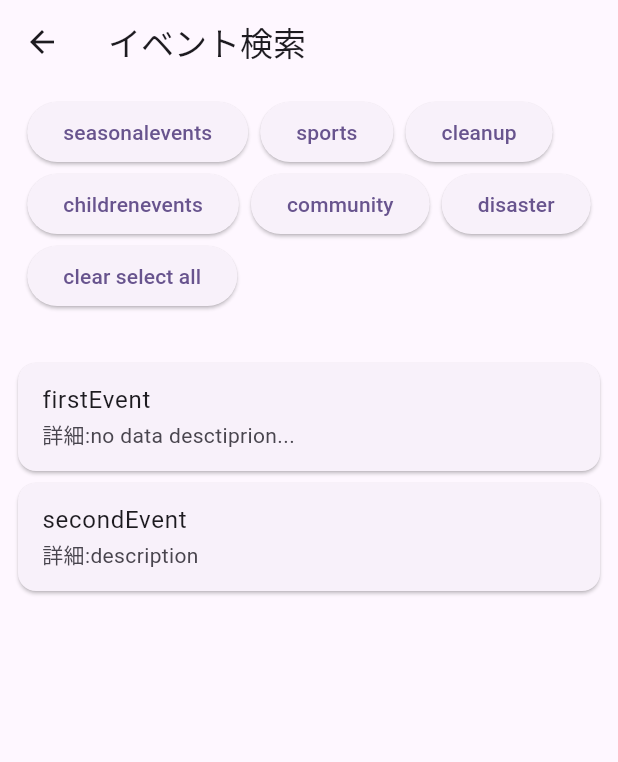
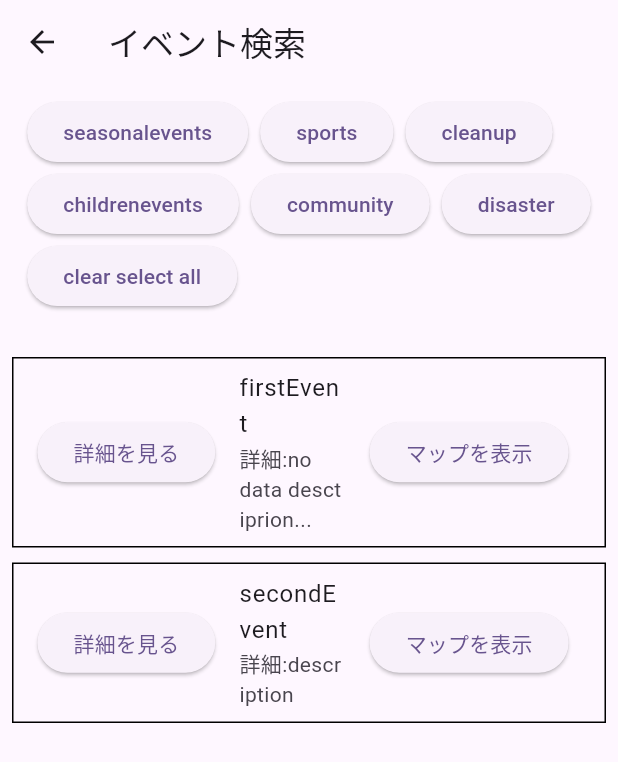
Before and after one commit to jfngnewanfeiak/flutter_calendar, a Flutter app: the SearchEventsPage screen opened directly, on a phone screen of 412 x 824 dp. Shown: the top 762 px of the screen. Run offline on Flutter 3.47's test engine with Material 3 defaults, Android fonts, the phone set to English and light mode, and no system bars; our stand-ins replace flutter_hooks, flutter_riverpod, hooks_riverpod, riverpod_annotation, table_calendar; missing offline and left inert: textfield_tags; generated files the repository leaves out were written again.

Commit message:
一旦の進捗

```diff
--- a/lib/search_events.dart
+++ b/lib/search_events.dart
@@ -79,13 +79,44 @@ class SearchEventsPage extends HookConsumerWidget {
                       itemCount: filteredEvents.value!.length,
                       itemBuilder: (context, index) {
                         final event = filteredEvents?.value?[index];
-                        return Card(
+                        return Container(
+                          margin: EdgeInsets.fromLTRB(0,0,0,10),
+                          decoration: BoxDecoration(
+                            border: Border.all(width: 1),
+                          ),
                           child: ListTile(
                             title: Text(event?.title ?? "no data title..."),
                             subtitle: Text("詳細:${event?.description ?? 'no data desctiprion...'}"),
-                          ),
+
+                            leading: ElevatedButton(
+
+                              child: Text("詳細を見る"),
+                              onPressed: () {
+                                print("詳細ボタンが押された");
+                              },
+                            ),
+                            trailing: ElevatedButton(
+                              child: Text("マップを表示"),
+                              onPressed: () {
+                                print("マップ表示ボタンが押された");
+                              },
+                            ),
+                          )
                         );
+                        // return Card(
+                        //   child: ListTile(
+                        //     title: Text(event?.title ?? "no data title..."),
+                        //     subtitle: Text("詳細:${event?.description ?? 'no data desctiprion...'}"),
+                        //   ),
+                        //                             // child: ListTile(
+                        //   //   title: Text(event?.title ?? "no data title..."),
+                        //   //   subtitle: Text("詳細:${event?.description ?? 'no data desctiprion...'}"),
+
+                        //   // ),
+                        // );
+
                       },
+
                     ),
             ),
           ],
--- a/lib/table_calendar_sample.dart
+++ b/lib/table_calendar_sample.dart
@@ -119,6 +119,8 @@ class TableCalendarSample extends HookConsumerWidget {
     final descriptionController = TextEditingController();
     final _stringTagController = StringTagController();
     List<String> tag_strings = ["seasonalevents","sports","cleanup","childrenevents","community","disaster"];
+    List<String> view_select_tags_list = [];
+    String select_tags = "";
     // var selectedTags = <String>[];
 
     await showDialog(
@@ -180,6 +182,7 @@ class TableCalendarSample extends HookConsumerWidget {
                           selectedTags.value.add(tag);
                           tags_selected.add(tag);
                         }
+                        // view_select_tags = selectedTags.value.map<String>((String value) => value).join(', ');
                         // setState(() {});
                         useState((){});
                       },
@@ -209,7 +212,7 @@ class TableCalendarSample extends HookConsumerWidget {
                 ),
                 Padding(
                   padding: const EdgeInsets.all(8.0),
-                  child: Text(selectedTags.value.map<String>((String value) => value).join(', ')),
+                  child: Text(selectedTags.value.map<String>((String value) => value).join(', ') ?? "No selected..."),
                 ),
                 Padding(
                   padding: const EdgeInsets.all(8.0),
```
